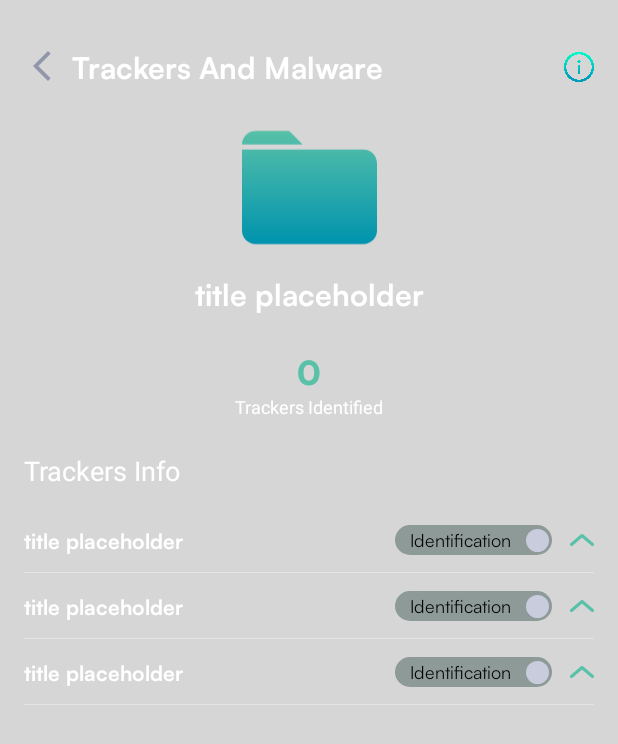
After one commit to werunplugged/UP-Antivirus, an Android app: the layout fragment_per_app.xml on its own in the app's theme, with its tools: preview values and no code run, on a phone screen of 412 x 824 dp. The commit adds this screen. Shown: the top 744 px of the screen. Run offline under Robolectric (Android 15) with nearby library versions, the phone set to English and light mode, and no system bars.

Commit message:
UNP - 3978 per app screen results, all of it except getting the trackers json and openning it to the database

```diff
--- a/app/build.gradle.kts
+++ b/app/build.gradle.kts
@@ -68,6 +68,8 @@ dependencies {
     implementation("com.google.android.material:material:1.12.0")
     implementation("androidx.constraintlayout:constraintlayout:2.1.4")
 
+    implementation("androidx.transition:transition:1.4.1")
+
     implementation("androidx.activity:activity-ktx:1.8.2")
     implementation("androidx.fragment:fragment-ktx:1.6.2")
 
--- /dev/null
+++ b/app/src/main/java/com/unplugged/up_antivirus/data/tracker/model/ExpandableItem.kt
@@ -0,0 +1,6 @@
+package com.unplugged.up_antivirus.data.tracker.model
+
+data class ExpandableItem(
+    val tracker: TrackerDescription,
+    var isOpen: Boolean = false
+)
--- /dev/null
+++ b/app/src/main/java/com/unplugged/up_antivirus/data/tracker/model/TrackerDescription.kt
@@ -0,0 +1,3 @@
+package com.unplugged.up_antivirus.data.tracker.model
+
+data class TrackerDescription(val name: String, val tags: List<String>, val description: String, val links: String)
--- a/app/src/main/java/com/unplugged/up_antivirus/data/tracker/model/TrackerListConverter.kt
+++ b/app/src/main/java/com/unplugged/up_antivirus/data/tracker/model/TrackerListConverter.kt
@@ -4,8 +4,9 @@ import com.example.trackerextension.Tracker
 import androidx.room.TypeConverter
 import com.google.gson.Gson
 import com.google.gson.reflect.TypeToken
+import javax.inject.Inject
 
-class TrackerListConverter {
+class TrackerListConverter @Inject constructor() {
     private val gson = Gson()
 
     @TypeConverter
--- a/app/src/main/java/com/unplugged/up_antivirus/ui/scan/InfoFragment.kt
+++ b/app/src/main/java/com/unplugged/up_antivirus/ui/scan/InfoFragment.kt
@@ -9,8 +9,8 @@ import androidx.appcompat.widget.AppCompatButton
 import androidx.core.text.HtmlCompat
 import androidx.fragment.app.Fragment
 import com.unplugged.antivirus.R
+import com.unplugged.up_antivirus.data.tracker.model.ExpandableItem
 import dagger.hilt.android.AndroidEntryPoint
-import kotlin.text.subSequence
 
 @AndroidEntryPoint
 class InfoFragment : Fragment(R.layout.fragment_trackers_malware_info) {
@@ -104,12 +104,10 @@ class InfoFragment : Fragment(R.layout.fragment_trackers_malware_info) {
     private fun trimTrailingWhitespace(source: Spanned): Spanned {
         var i = source.length
 
-        // loop back to the first non-whitespace character
         do {
             i--
         } while (i >= 0 && Character.isWhitespace(source[i]))
 
-        // remove the whitespace
         return if (i == source.length - 1) {
             source
         } else {
--- /dev/null
+++ b/app/src/main/res/drawable/bg_circle.xml
@@ -0,0 +1,5 @@
+<?xml version="1.0" encoding="utf-8"?>
+<shape xmlns:android="http://schemas.android.com/apk/res/android"
+    android:shape="oval">
+    <solid android:color="#C8CCDC" />
+</shape>
--- /dev/null
+++ b/app/src/main/res/drawable/ic_arrow_drop_up_green.xml
@@ -0,0 +1,13 @@
+<vector xmlns:android="http://schemas.android.com/apk/res/android"
+    android:width="16dp"
+    android:height="8dp"
+    android:viewportWidth="16"
+    android:viewportHeight="8">
+  <path
+      android:pathData="M1,7L8,1L15,7"
+      android:strokeLineJoin="round"
+      android:strokeWidth="2"
+      android:fillColor="#00000000"
+      android:strokeColor="#58C1A8"
+      android:strokeLineCap="round"/>
+</vector>
--- /dev/null
+++ b/app/src/main/res/layout/fragment_per_app.xml
@@ -0,0 +1,116 @@
+<?xml version="1.0" encoding="utf-8"?>
+<androidx.constraintlayout.widget.ConstraintLayout xmlns:android="http://schemas.android.com/apk/res/android"
+    android:layout_width="match_parent"
+    android:layout_height="match_parent"
+    xmlns:app="http://schemas.android.com/apk/res-auto"
+    xmlns:tools="http://schemas.android.com/tools"
+    android:background="@drawable/gradient_background"
+    android:animateLayoutChanges="true"
+    android:padding="16dp">
+
+    <androidx.appcompat.widget.AppCompatButton
+        android:id="@+id/close_button"
+        android:layout_width="24dp"
+        android:layout_height="24dp"
+        android:background="@drawable/ic_back_ios_24"
+        app:layout_constraintStart_toStartOf="parent"
+        app:layout_constraintTop_toTopOf="parent"
+        android:layout_marginTop="16dp" />
+
+    <ImageView
+        android:id="@+id/info_button"
+        android:layout_width="20dp"
+        android:layout_height="20dp"
+        android:contentDescription="@string/up_av_information_about_malware_and_trackers"
+        android:src="@drawable/ic_info_tooltip"
+        app:layout_constraintEnd_toEndOf="parent"
+        app:layout_constraintTop_toTopOf="@id/info_title_tv"
+        app:layout_constraintBottom_toBottomOf="@id/info_title_tv"/>
+
+    <TextView
+        android:id="@+id/info_title_tv"
+        android:layout_width="wrap_content"
+        android:layout_height="wrap_content"
+        android:text="@string/trackers_and_malware"
+        android:textColor="@color/white"
+        android:textSize="20sp"
+        android:layout_marginStart="8dp"
+        android:fontFamily="@font/satoshi_bold"
+        app:layout_constraintStart_toEndOf="@id/close_button"
+        app:layout_constraintTop_toTopOf="@id/close_button"
+        app:layout_constraintBottom_toBottomOf="@id/close_button"/>
+
+    <ImageView
+        android:id="@+id/app_icon"
+        android:layout_width="90dp"
+        android:layout_height="90dp"
+        android:layout_marginTop="24dp"
+        android:src="@drawable/ic_file_normal"
+        app:layout_constraintTop_toBottomOf="@id/close_button"
+        app:layout_constraintStart_toStartOf="parent"
+        app:layout_constraintEnd_toEndOf="parent"/>
+
+    <TextView
+        android:id="@+id/app_title"
+        android:layout_width="wrap_content"
+        android:layout_height="wrap_content"
+        app:layout_constraintStart_toStartOf="@id/app_icon"
+        app:layout_constraintEnd_toEndOf="@id/app_icon"
+        app:layout_constraintTop_toBottomOf="@id/app_icon"
+        android:maxWidth="280dp"
+        android:textSize="20sp"
+        android:ellipsize="end"
+        android:maxLines="1"
+        android:fontFamily="@font/satoshi_bold"
+        android:textColor="@color/white"
+        android:text="title placeholder"
+        android:layout_marginTop="12dp"
+        android:gravity="center" />
+
+    <TextView
+        android:id="@+id/trackers_identified_number"
+        android:layout_width="0dp"
+        android:layout_height="wrap_content"
+        android:fontFamily="@font/satoshi_black"
+        android:gravity="center_horizontal"
+        android:text="0"
+        android:textColor="#58C1A8"
+        android:textSize="22sp"
+        android:layout_marginTop="22dp"
+        app:layout_constraintTop_toBottomOf="@id/app_title"
+        app:layout_constraintStart_toStartOf="parent"
+        app:layout_constraintEnd_toEndOf="parent"
+        />
+
+    <TextView
+        android:id="@+id/tv_trackers_identified"
+        android:layout_width="wrap_content"
+        android:layout_height="wrap_content"
+        android:text="Trackers Identified"
+        android:textColor="@color/white"
+        android:textSize="12sp"
+        app:layout_constraintEnd_toEndOf="parent"
+        app:layout_constraintStart_toStartOf="parent"
+        app:layout_constraintTop_toBottomOf="@id/trackers_identified_number" />
+
+    <TextView
+        android:id="@+id/tv_trackers_title"
+        android:layout_width="wrap_content"
+        android:layout_height="wrap_content"
+        android:text="Trackers Info"
+        android:textColor="@color/white"
+        android:textSize="18sp"
+        android:layout_marginTop="22dp"
+        app:layout_constraintTop_toBottomOf="@id/tv_trackers_identified"
+        app:layout_constraintStart_toStartOf="parent" />
+
+    <androidx.recyclerview.widget.RecyclerView
+        android:id="@+id/expandable_tracker_recyclerview"
+        android:layout_width="match_parent"
+        android:layout_height="0dp"
+        app:layout_constraintTop_toBottomOf="@id/tv_trackers_title"
+        app:layout_constraintBottom_toBottomOf="parent"
+        app:layoutManager="androidx.recyclerview.widget.LinearLayoutManager"
+        android:layout_marginTop="12dp"
+        tools:listitem="@layout/item_expandable_trackers"/>
+</androidx.constraintlayout.widget.ConstraintLayout>
--- /dev/null
+++ b/app/src/main/res/layout/item_expandable_trackers.xml
@@ -0,0 +1,148 @@
+<?xml version="1.0" encoding="utf-8"?>
+<androidx.constraintlayout.widget.ConstraintLayout xmlns:android="http://schemas.android.com/apk/res/android"
+    android:layout_width="match_parent"
+    android:layout_height="wrap_content"
+    xmlns:tools="http://schemas.android.com/tools"
+    android:minHeight="40dp"
+    android:animateLayoutChanges="true"
+    xmlns:app="http://schemas.android.com/apk/res-auto">
+
+    <androidx.constraintlayout.widget.ConstraintLayout
+        android:id="@+id/header_layout"
+        android:layout_width="match_parent"
+        android:layout_height="wrap_content"
+        app:layout_constraintTop_toTopOf="parent"
+        app:layout_constraintBottom_toTopOf="@id/sub_items_layout"
+        android:paddingVertical="12dp">
+    <TextView
+        android:id="@+id/title"
+        android:layout_width="wrap_content"
+        android:layout_height="wrap_content"
+        app:layout_constraintStart_toStartOf="parent"
+        app:layout_constraintTop_toTopOf="parent"
+        app:layout_constraintBottom_toBottomOf="parent"
+        android:text="title placeholder"
+        android:textColor="@color/white"
+        android:textSize="14sp"
+        android:fontFamily="@font/satoshi_bold"/>
+
+    <androidx.constraintlayout.widget.ConstraintLayout
+        android:id="@+id/main_tag_layout"
+        android:layout_width="wrap_content"
+        android:layout_height="wrap_content"
+        android:background="@drawable/button_background_state"
+        app:layout_constraintTop_toTopOf="parent"
+        app:layout_constraintBottom_toBottomOf="parent"
+        app:layout_constraintEnd_toStartOf="@id/arrow"
+        android:layout_marginEnd="12dp"
+        android:paddingVertical="2dp">
+    <TextView
+        android:id="@+id/tag"
+        android:background="@drawable/button_background_state"
+        android:layout_width="wrap_content"
+        android:layout_height="wrap_content"
+        android:text="Identification"
+        android:gravity="center_horizontal"
+        android:textColor="@color/black"
+        android:fontFamily="@font/satoshi_regular"
+        android:textSize="12sp"
+        app:layout_constraintTop_toTopOf="parent"
+        app:layout_constraintBottom_toBottomOf="parent"
+        app:layout_constraintEnd_toStartOf="@id/extra_tags_number"
+        app:layout_constraintStart_toStartOf="parent"
+        android:layout_marginHorizontal="10dp"
+        />
+
+    <TextView
+        android:id="@+id/extra_tags_number"
+        android:background="@drawable/bg_circle"
+        android:layout_width="15dp"
+        android:layout_height="15dp"
+        android:textColor="@color/black"
+        android:fontFamily="@font/satoshi_regular"
+        android:textSize="8sp"
+        android:gravity="center"
+        android:layout_marginEnd="2dp"
+        app:layout_constraintTop_toTopOf="parent"
+        app:layout_constraintBottom_toBottomOf="parent"
+        app:layout_constraintStart_toEndOf="@id/tag"
+        app:layout_constraintEnd_toEndOf="parent"/>
+
+    </androidx.constraintlayout.widget.ConstraintLayout>
+
+    <ImageView
+        android:id="@+id/arrow"
+        android:layout_width="wrap_content"
+        android:layout_height="wrap_content"
+        android:src="@drawable/ic_arrow_drop_up_green"
+        app:layout_constraintEnd_toEndOf="parent"
+        app:layout_constraintTop_toTopOf="parent"
+        app:layout_constraintBottom_toBottomOf="parent"/>
+
+    </androidx.constraintlayout.widget.ConstraintLayout>
+
+    <androidx.constraintlayout.widget.ConstraintLayout
+        android:id="@+id/sub_items_layout"
+        android:layout_width="match_parent"
+        android:layout_height="wrap_content"
+        android:orientation="vertical"
+        android:visibility="gone"
+        app:layout_constraintTop_toBottomOf="@id/header_layout"
+        app:layout_constraintBottom_toBottomOf="parent"
+        android:layout_marginBottom="12dp">
+
+        <TextView
+            android:id="@+id/description"
+            android:layout_width="match_parent"
+            android:layout_height="wrap_content"
+            app:layout_constraintTop_toTopOf="parent"
+            app:layout_constraintBottom_toTopOf="@id/tags_recycler"
+            android:textSize="14sp"
+            android:fontFamily="@font/satoshi_regular"
+            android:textColor="@color/white"/>
+
+        <androidx.recyclerview.widget.RecyclerView
+            android:id="@+id/tags_recycler"
+            android:layout_width="match_parent"
+            android:layout_height="wrap_content"
+            android:layout_marginTop="8dp"
+            android:scrollbars="none"
+            app:layout_constraintTop_toBottomOf="@id/description"
+            app:layout_constraintBottom_toTopOf="@id/tv_links_title"
+            app:layoutManager="androidx.recyclerview.widget.LinearLayoutManager"
+            android:orientation="horizontal"
+            tools:listitem="@layout/list_item_tags"/>
+
+        <TextView
+            android:id="@+id/tv_links_title"
+            android:layout_width="match_parent"
+            android:layout_height="wrap_content"
+            android:fontFamily="@font/satoshi_regular"
+            android:text="Links:"
+            android:textSize="14sp"
+            app:layout_constraintTop_toBottomOf="@id/tags_recycler"
+            app:layout_constraintBottom_toTopOf="@id/tv_links"
+            app:layout_constraintStart_toStartOf="parent"
+            android:textColor="@color/white"/>
+
+        <TextView
+            android:id="@+id/tv_links"
+            android:layout_width="wrap_content"
+            android:layout_height="wrap_content"
+            android:fontFamily="@font/satoshi_regular"
+            android:textSize="14sp"
+            app:layout_constraintStart_toStartOf="parent"
+            app:layout_constraintTop_toBottomOf="@id/tv_links_title"
+            app:layout_constraintBottom_toBottomOf="parent"
+            android:textColor="@color/white"/>
+
+    </androidx.constraintlayout.widget.ConstraintLayout>
+
+    <LinearLayout
+        android:orientation="horizontal"
+        android:id="@+id/divider"
+        android:layout_width="match_parent"
+        android:layout_height="0.5dp"
+        app:layout_constraintBottom_toBottomOf="parent"
+        android:background="#59FFFFFF"/>
+</androidx.constraintlayout.widget.ConstraintLayout>
--- a/tracker-extension/build.gradle.kts
+++ b/tracker-extension/build.gradle.kts
@@ -1,6 +1,7 @@
 plugins {
     id("com.android.library")
     id("org.jetbrains.kotlin.android")
+    id("kotlin-parcelize")
 }
 
 android {
--- a/tracker-extension/src/main/java/com/example/trackerextension/TrackerModel.kt
+++ b/tracker-extension/src/main/java/com/example/trackerextension/TrackerModel.kt
@@ -1,9 +1,13 @@
 package com.example.trackerextension
 
+import android.os.Parcelable
+import kotlinx.parcelize.Parcelize
+
+@Parcelize
 data class TrackerModel(
     val id: Int,
     var scanId: Int,
     var appName: String,
     var packageId: String,
     var trackers: String
-)
+): Parcelable
```
Also changed, not shown: app/src/main/java/com/unplugged/up_antivirus/ui/scan/ExpandableTrackerAdapter.kt (added, +164 -0 lines), app/src/main/java/com/unplugged/up_antivirus/ui/scan/PerAppFragment.kt (added, +84 -0 lines), app/src/main/java/com/unplugged/up_antivirus/ui/scan/PerAppViewModel.kt (added, +58 -0 lines), app/src/main/java/com/unplugged/up_antivirus/ui/scan/ScanResultsActivity.kt (+20 -10 lines), app/src/main/java/com/unplugged/up_antivirus/ui/scan/TagsAdapter.kt (added, +29 -0 lines), app/src/main/res/drawable/ic_arrow_drop_down_green.xml (added, +13 -0 lines), app/src/main/res/layout/list_item_tags.xml (added, +23 -0 lines).
